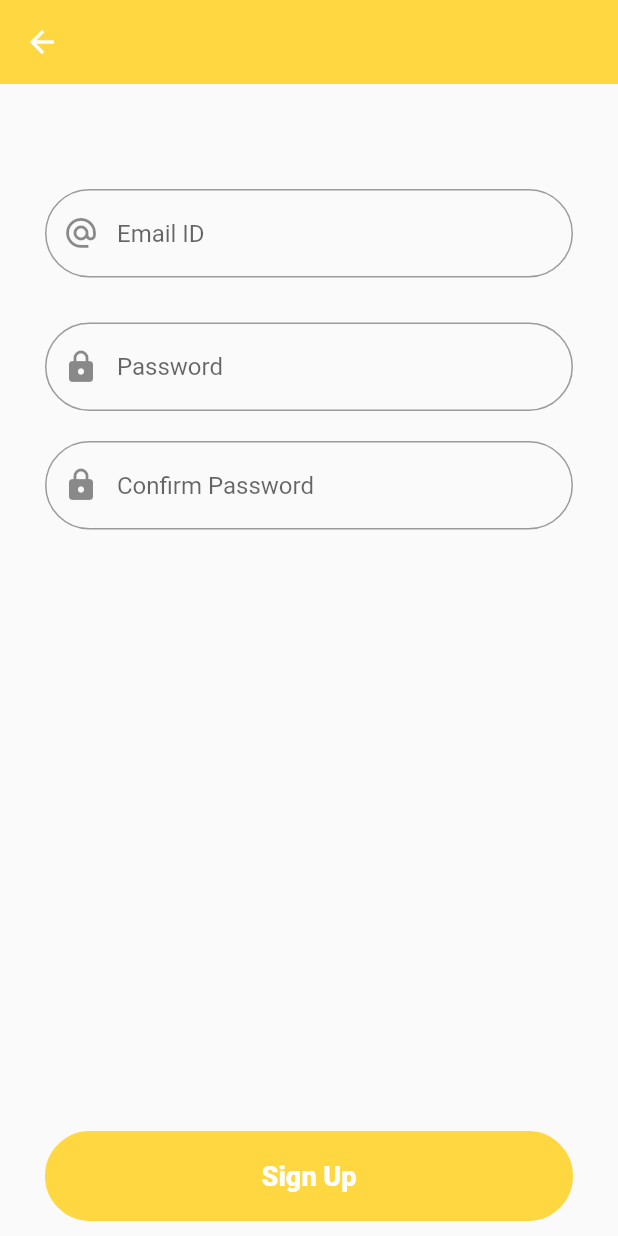
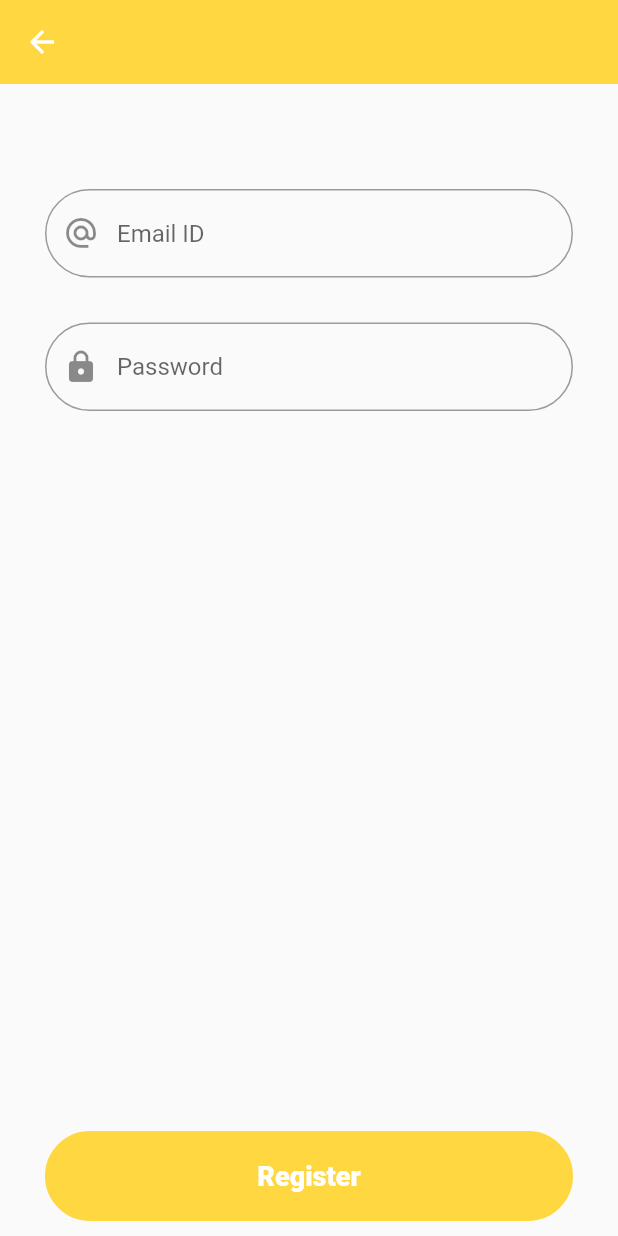
Before and after one commit to rohats871/logged, a Flutter app: the screen it shows after launch, after a tap on "Sign Up..?", on a phone screen of 412 x 824 dp. Run offline on Flutter 3.47's test engine with Material 2 defaults, Android fonts, the phone set to English and light mode, and no system bars; our stand-ins replace firebase_auth, firebase_core, line_icons; accounts and stored records are empty.

Commit message:
commit 3

```diff
--- a/lib/main.dart
+++ b/lib/main.dart
@@ -1,10 +1,14 @@
+import 'package:firebase_core/firebase_core.dart';
 import 'package:flutter/cupertino.dart';
 import 'package:flutter/material.dart';
 import 'package:trialapp/pages/sign_in_page.dart';
 import 'package:trialapp/pages/sign_up_page.dart';
 import 'package:trialapp/pages/user_screen.dart';
+import 'package:firebase_auth/firebase_auth.dart';
 
-void main() {
+void main() async {
+  WidgetsFlutterBinding.ensureInitialized();
+  await Firebase.initializeApp();
   runApp(const MyApp());
 }
 
--- a/lib/pages/sign_in_page.dart
+++ b/lib/pages/sign_in_page.dart
@@ -1,8 +1,10 @@
 import 'package:flutter/cupertino.dart';
 import 'package:flutter/material.dart';
 import 'package:flutter/widgets.dart';
+import 'package:line_icons/line_icons.dart';
 import 'package:trialapp/pages/sign_up_page.dart';
 import 'package:trialapp/pages/user_screen.dart';
+import 'package:firebase_auth/firebase_auth.dart';
 
 class SignInPage extends StatefulWidget {
   static const String id = 'sign_in_page';
@@ -14,6 +16,10 @@ class SignInPage extends StatefulWidget {
 }
 
 class _SignInPageState extends State<SignInPage> {
+  final _auth = FirebaseAuth.instance;
+  late String email;
+  late String password;
+
   @override
   Widget build(BuildContext context) {
     return SafeArea(
@@ -29,7 +35,8 @@ class _SignInPageState extends State<SignInPage> {
           elevation: 0,
         ),
         body: Padding(
-          padding: const EdgeInsets.only(left: 12, right: 12, top: 15,bottom: 0),
+          padding:
+              const EdgeInsets.only(left: 12, right: 12, top: 15, bottom: 0),
           child: Column(
             mainAxisAlignment: MainAxisAlignment.start,
             crossAxisAlignment: CrossAxisAlignment.end,
@@ -42,12 +49,10 @@ class _SignInPageState extends State<SignInPage> {
                 },
                 child: Container(
                   child: const Center(
-                    child: Text(
-                      "Log In Using Google",
-                      style: TextStyle(
-                          fontSize: 18,
-                          fontWeight: FontWeight.w800,
-                          color: Colors.white),
+                    child: Icon(
+                      LineIcons.googlePlus,
+                      size: 40,
+                      color: Colors.white,
                     ),
                   ),
                   height: 45,
@@ -64,8 +69,12 @@ class _SignInPageState extends State<SignInPage> {
               ),
 
               /// EMAIL TEXT FIELD
-              const TextField(
-                decoration: InputDecoration(
+              TextField(
+                keyboardType: TextInputType.emailAddress,
+                onChanged: (value) {
+                  email = value;
+                },
+                decoration: const InputDecoration(
                   prefixIcon: Icon(Icons.alternate_email_outlined),
                   hintText: "Email ID",
                   border: OutlineInputBorder(
@@ -82,9 +91,12 @@ class _SignInPageState extends State<SignInPage> {
               ),
 
               /// PASSWORD TEXT FIELD
-              const TextField(
+              TextField(
+                onChanged: (value) {
+                  password = value;
+                },
                 obscureText: true,
-                decoration: InputDecoration(
+                decoration: const InputDecoration(
                   prefixIcon: Icon(Icons.lock_rounded),
                   hintText: "Password",
                   border: OutlineInputBorder(
@@ -111,9 +123,17 @@ class _SignInPageState extends State<SignInPage> {
               ),
 
               /// LOG IN BUTTON STARTS HERE
-              MaterialButton(
-                onPressed: () {
-                  Navigator.pushNamed(context, UserScreen.id);
+              GestureDetector(
+                onTap: () async {
+                  try {
+                    final user = _auth.createUserWithEmailAndPassword(
+                        email: email, password: password);
+                    if (user != null) {
+                      Navigator.pushNamed(context, UserScreen.id);
+                    }
+                  } catch (e) {
+                    print(e);
+                  }
                 },
                 child: Container(
                   child: const Center(
--- a/lib/pages/sign_up_page.dart
+++ b/lib/pages/sign_up_page.dart
@@ -1,17 +1,22 @@
 import 'package:flutter/material.dart';
 import 'package:flutter/painting.dart';
 import 'package:trialapp/pages/user_screen.dart';
+import 'package:firebase_auth/firebase_auth.dart';
 
 class SignUpPage extends StatefulWidget {
   static const String id = 'sign_up_page';
 
-  SignUpPage({Key? key}) : super(key: key);
+  const SignUpPage({Key? key}) : super(key: key);
 
   @override
   _SignUpPageState createState() => _SignUpPageState();
 }
 
 class _SignUpPageState extends State<SignUpPage> {
+  final _auth = FirebaseAuth.instance;
+  late String email;
+  late String password;
+
   @override
   Widget build(BuildContext context) {
     return SafeArea(
@@ -21,13 +26,22 @@ class _SignUpPageState extends State<SignUpPage> {
           elevation: 0,
         ),
         body: Padding(
-          padding: const EdgeInsets.only(top: 20,left: 30,right: 30,bottom: 10),
+          padding:
+              const EdgeInsets.only(top: 20, left: 30, right: 30, bottom: 10),
           child: Column(
             mainAxisAlignment: MainAxisAlignment.center,
             children: [
-              SizedBox(height: 50,),
-              const TextField(
-                decoration: InputDecoration(
+              const SizedBox(
+                height: 50,
+              ),
+
+              ///Email id text field aqui
+              TextField(
+                onChanged: (value) {
+                  email = value;
+                },
+                keyboardType: TextInputType.emailAddress,
+                decoration: const InputDecoration(
                   prefixIcon: Icon(Icons.alternate_email_outlined),
                   hintText: "Email ID",
                   border: OutlineInputBorder(
@@ -39,11 +53,17 @@ class _SignUpPageState extends State<SignUpPage> {
                   ),
                 ),
               ),
-              SizedBox(height: 30,),
+              const SizedBox(
+                height: 30,
+              ),
+
               /// PASSWORD TEXT FIELD
-              const TextField(
+              TextField(
+                onChanged: (value) {
+                  email = value;
+                },
                 obscureText: true,
-                decoration: InputDecoration(
+                decoration: const InputDecoration(
                   prefixIcon: Icon(Icons.lock_rounded),
                   hintText: "Password",
                   border: OutlineInputBorder(
@@ -55,30 +75,48 @@ class _SignUpPageState extends State<SignUpPage> {
                   ),
                 ),
               ),
-              SizedBox(height: 20,),
-              const TextField(
-                obscureText: true,
-                decoration: InputDecoration(
-                  prefixIcon: Icon(Icons.lock_rounded),
-                  hintText: "Confirm Password",
-                  border: OutlineInputBorder(
-                    borderRadius: BorderRadius.all(
-                      Radius.circular(30),
-                    ),
-                    borderSide:
-                        BorderSide(color: Colors.amberAccent, width: 20),
-                  ),
-                ),
+              const SizedBox(
+                height: 5,
+              ),
+
+              ///confirm password
+              // TextField(
+              //   onChanged: (value) {
+              //     password = value;
+              //   },
+              //   obscureText: true,
+              //   decoration: const InputDecoration(
+              //     prefixIcon: Icon(Icons.lock_rounded),
+              //     hintText: "Confirm Password",
+              //     border: OutlineInputBorder(
+              //       borderRadius: BorderRadius.all(
+              //         Radius.circular(30),
+              //       ),
+              //       borderSide:
+              //           BorderSide(color: Colors.amberAccent, width: 20),
+              //     ),
+              //   ),
+              // ),
+              const SizedBox(
+                height: 20,
               ),
               const Spacer(),
               GestureDetector(
-                onTap: () {
-                  Navigator.pushNamed(context, UserScreen.id);
+                onTap: () async {
+                  try {
+                    final newUSer = await _auth.createUserWithEmailAndPassword(
+                        email: email, password: password);
+                    if(newUSer != null){
+                      Navigator.pushNamed(context, UserScreen.id);
+                    }
+                  }catch(e){
+                    print(e);
+                  }
                 },
                 child: Container(
                   child: const Center(
                       child: Text(
-                    "Sign Up",
+                    "Register",
                     style: TextStyle(
                         fontSize: 18,
                         fontWeight: FontWeight.w800,
--- a/pubspec.yaml
+++ b/pubspec.yaml
@@ -34,6 +34,11 @@ dependencies:
   # The following adds the Cupertino Icons font to your application.
   # Use with the CupertinoIcons class for iOS style icons.
   cupertino_icons: ^1.0.2
+  firebase_core: ^1.7.0
+  firebase_auth: ^3.1.3
+  cloud_firestore: ^2.5.3
+  line_icons: ^2.0.1
+  animated_text_kit: ^4.2.1
 
 dev_dependencies:
   flutter_test:
```
Also changed, not shown: lib/pages/user_screen.dart (+31 -2 lines), pubspec.lock, 3 other files.
